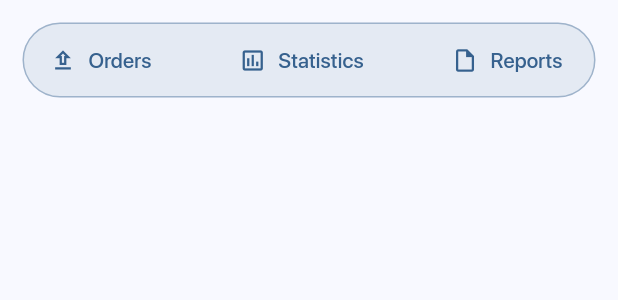
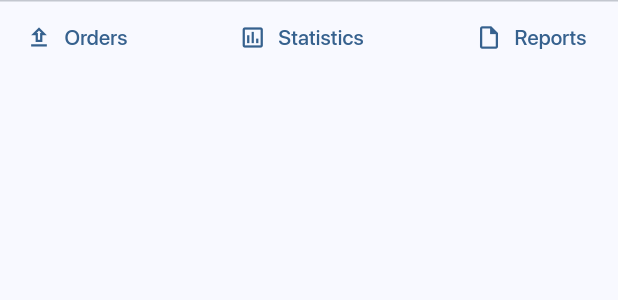
Before and after one commit to C4co/flutter_views, a Flutter app: the BottomNav widget shown alone on an empty page, opened directly, on a phone screen of 412 x 824 dp. Shown: the top 300 px of the screen. Run offline on Flutter 3.47's test engine with Material 2 defaults, Android fonts, the phone set to English and light mode, and no system bars; our stand-ins replace font_awesome_flutter, shared_preferences; accounts and stored records are empty; network calls fail; project files that could hold a hidden picture were left out.

Commit message:
style: fix bottom navigation

```diff
--- a/lib/modules/buyer_profile/components/bottom_nav.dart
+++ b/lib/modules/buyer_profile/components/bottom_nav.dart
@@ -14,16 +14,12 @@ class BottomNav extends StatelessWidget {
       ),
       width: double.infinity,
       decoration: BoxDecoration(
-        color: Theme.of(context).colorScheme.primary.withOpacity(0.1),
-        borderRadius: BorderRadius.circular(100),
-        border: Border.all(
-          color: Theme.of(context).colorScheme.primary.withOpacity(0.4),
-          width: 1,
+        border: Border(
+          top: BorderSide(
+            color: Theme.of(context).colorScheme.outlineVariant,
+            width: 1,
+          ),
         ),
-      ),
-      margin: const EdgeInsets.symmetric(
-        horizontal: 15,
-        vertical: 15,
       ),
       child: Row(
         mainAxisAlignment: MainAxisAlignment.spaceBetween,
```
